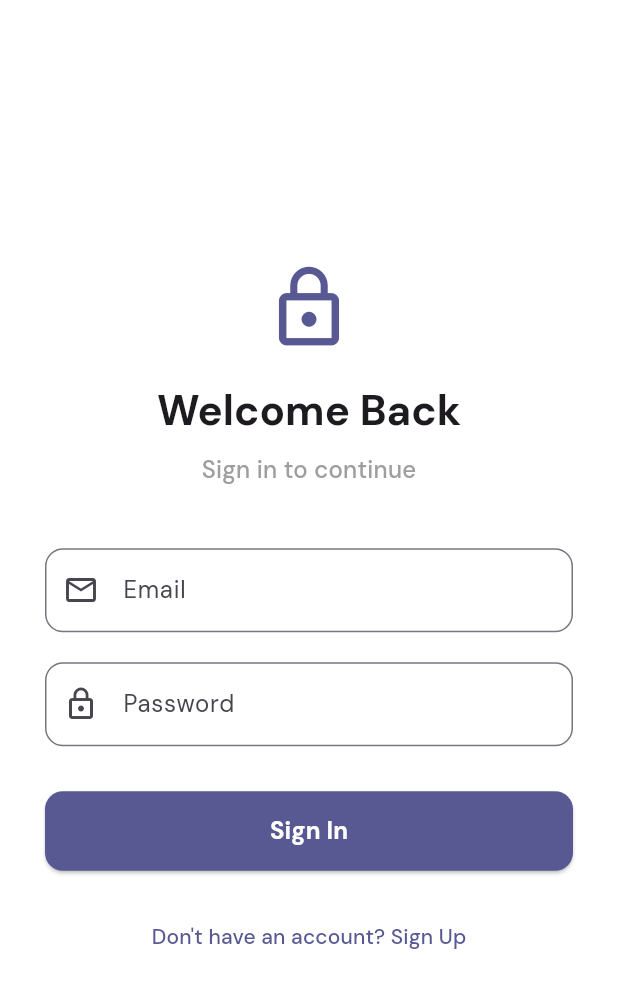
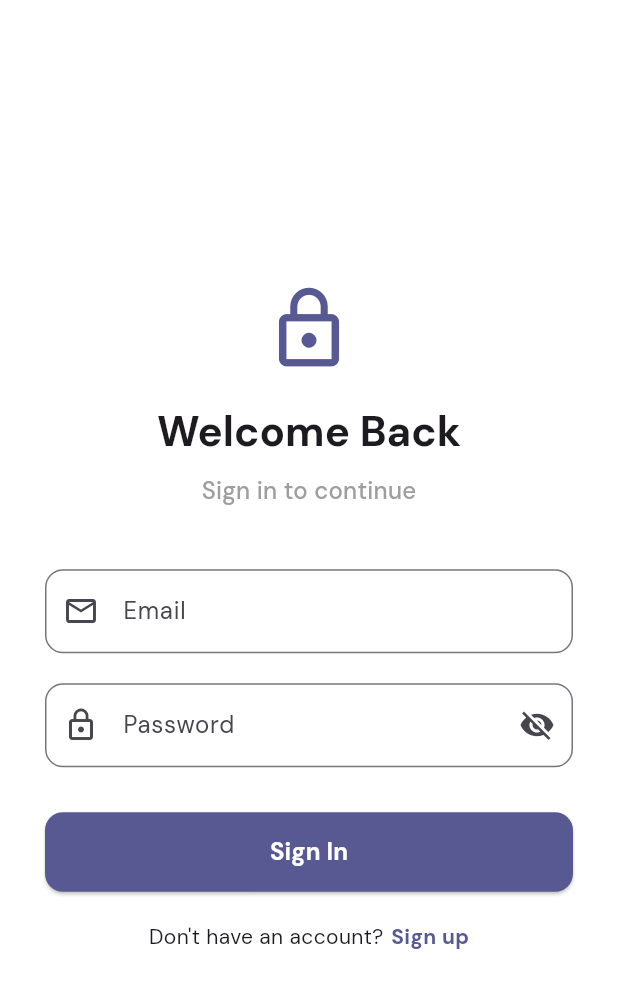
Before and after one commit to Reasondro/ImHEAR, a Flutter app: the screen it shows after launch, on a phone screen of 412 x 824 dp. Shown: the top 988 px of the screen. Run offline on Flutter 3.47's test engine with Material 3 defaults, Android fonts, the phone set to English and light mode, and no system bars; our stand-ins replace equatable, flutter_bloc, flutter_dotenv, geolocator, google_fonts, rxdart and 1 more; accounts and stored records are empty.

Commit message:
fixed auth "rerouting" and  auth bug fixes

```diff
--- a/lib/features/auth/data/supabase_auth_repository.dart
+++ b/lib/features/auth/data/supabase_auth_repository.dart
@@ -17,7 +17,7 @@ class SupabaseAuthRepository implements AuthRepository {
     } on AuthException catch (_) {
       rethrow;
     } catch (e) {
-      throw Exception("Sign in failed: $e");
+      throw Exception("Unknown error: $e");
     }
   }
 
@@ -41,7 +41,7 @@ class SupabaseAuthRepository implements AuthRepository {
     } on AuthException catch (_) {
       rethrow;
     } catch (e) {
-      throw Exception("Sign in failed: $e");
+      throw Exception("Unknown error: $e");
     }
   }
 
--- a/lib/features/auth/presentation/cubit/auth_cubit.dart
+++ b/lib/features/auth/presentation/cubit/auth_cubit.dart
@@ -6,7 +6,7 @@ import 'package:supabase_flutter/supabase_flutter.dart';
 
 part 'auth_state.dart';
 
-class AuthCubit extends Cubit<AuthState> {
+class AuthCubit extends Cubit<AuthStates> {
   final AuthRepository authRepository;
   AppUser? _currentUser;
 
--- a/lib/features/auth/presentation/cubit/auth_state.dart
+++ b/lib/features/auth/presentation/cubit/auth_state.dart
@@ -1,17 +1,17 @@
 part of 'auth_cubit.dart';
 
-sealed class AuthState extends Equatable {
-  const AuthState();
+final class AuthStates extends Equatable {
+  const AuthStates();
 
   @override
   List<Object> get props => [];
 }
 
-final class AuthInitial extends AuthState {}
+final class AuthInitial extends AuthStates {}
 
-final class AuthLoading extends AuthState {}
+final class AuthLoading extends AuthStates {}
 
-final class AuthAuthenticated extends AuthState {
+final class AuthAuthenticated extends AuthStates {
   final AppUser user;
 
   const AuthAuthenticated({required this.user});
@@ -20,14 +20,14 @@ final class AuthAuthenticated extends AuthState {
   List<Object> get props => [user];
 }
 
-final class AuthUnauthenticated extends AuthState {
+final class AuthUnauthenticated extends AuthStates {
   //? Optional: Add a message property if needed (e.g., after sign out)
   //? final String? message;
   //? const Unauthenticated({this.message});
   //? @override List<Object?> get props => [message];
 }
 
-final class AuthError extends AuthState {
+final class AuthError extends AuthStates {
   final String message;
 
   const AuthError({required this.message});
--- a/lib/features/auth/presentation/screens/auth_screen.dart
+++ b/lib/features/auth/presentation/screens/auth_screen.dart
@@ -1,6 +1,5 @@
 import 'package:flutter/material.dart';
 import 'package:flutter_bloc/flutter_bloc.dart';
-import 'package:komunika/core/extensions/snackbar_extension.dart';
 import 'package:komunika/features/auth/presentation/cubit/auth_cubit.dart';
 
 class AuthScreen extends StatefulWidget {
@@ -18,6 +17,7 @@ class _AuthScreenState extends State<AuthScreen> {
   final TextEditingController _passwordController = TextEditingController();
   bool _isSigningUp = false;
 
+  bool _obscurePassword = true;
   @override
   void dispose() {
     _emailController.dispose();
@@ -38,57 +38,19 @@ class _AuthScreenState extends State<AuthScreen> {
       } else {
         authCubit.signIn(email, password);
       }
-    }
+    } else {}
   }
 
   @override
   Widget build(BuildContext context) {
     final ThemeData theme = Theme.of(context);
-    final bool isDarkMode = theme.brightness == Brightness.dark;
 
     return Scaffold(
-      body: BlocListener<AuthCubit, AuthState>(
-        // Listen for errors or other non-UI-blocking states
-        listener: (context, state) {
-          if (state is AuthError) {
-            // ScaffoldMessenger.of(context)
-            //   ..hideCurrentSnackBar()
-            //   ..showSnackBar(
-            //     SnackBar(
-            //       content: Text(state.message),
-            //       backgroundColor: Colors.redAccent,
-            //     ),
-            //   );
-            context.customShowErrorSnackBar(state.message);
-          }
-          // Optional: Show message on successful signup needing confirmation
-          if (state is AuthUnauthenticated && _isSigningUp) {
-            // Check if the previous state was loading to infer signup attempt
-            final previousState =
-                context
-                    .read<AuthCubit>()
-                    .state; // Not ideal, better way needed if complex
-            // A better approach: Emit a specific state like AuthNeedsConfirmation from Cubit
-            // For now, a simple check:
-            // if (previousState is AuthLoading) { // Requires tracking previous state or specific signal
-
-            // ScaffoldMessenger.of(context)
-            //   ..hideCurrentSnackBar()
-            //   ..showSnackBar(
-            //     const SnackBar(
-            //       content: Text(
-            //         'Signup successful! Please check your email to confirm.',
-            //       ),
-            //       backgroundColor: Colors.green,
-            //     ),
-            //   );
-            context.customShowSnackBar(
-              "Signup successful! Please check your email to confirm.",
-            );
-            //}
-          }
-        },
-        child: Center(
+      resizeToAvoidBottomInset: false,
+      body:
+      // SafeArea(
+      // child:
+      Center(
         child: SingleChildScrollView(
           padding: const EdgeInsets.all(30.0),
           child: Form(
@@ -97,7 +59,7 @@ class _AuthScreenState extends State<AuthScreen> {
               mainAxisAlignment: MainAxisAlignment.center,
               crossAxisAlignment: CrossAxisAlignment.stretch,
               children: [
-                  // --- App Logo/Title (Optional) ---
+                //? --- app Logo/Title nanti ---
                 Icon(
                   Icons.lock_outline,
                   size: 60,
@@ -123,7 +85,7 @@ class _AuthScreenState extends State<AuthScreen> {
                 ),
                 const SizedBox(height: 40),
 
-                  // --- Email Field ---
+                //?--- email field ---
                 TextFormField(
                   controller: _emailController,
                   decoration: InputDecoration(
@@ -145,18 +107,30 @@ class _AuthScreenState extends State<AuthScreen> {
                 ),
                 const SizedBox(height: 20),
 
-                  // --- Password Field ---
+                //? --- password  field ---
                 TextFormField(
                   controller: _passwordController,
                   decoration: InputDecoration(
                     labelText: 'Password',
                     prefixIcon: const Icon(Icons.lock_outline),
+                    suffixIcon: IconButton(
+                      onPressed: () {
+                        setState(() {
+                          _obscurePassword = !_obscurePassword;
+                        });
+                      },
+                      icon: Icon(
+                        _obscurePassword
+                            ? Icons.visibility_off
+                            : Icons.visibility,
+                      ),
+                    ),
                     border: OutlineInputBorder(
                       borderRadius: BorderRadius.circular(12),
                     ),
-                      // TODO: Add suffix icon to toggle password visibility
                   ),
-                    obscureText: true,
+                  obscureText: _obscurePassword,
+
                   validator: (value) {
                     if (value == null || value.isEmpty || value.length < 6) {
                       return 'Password must be at least 6 characters';
@@ -166,8 +140,8 @@ class _AuthScreenState extends State<AuthScreen> {
                 ),
                 const SizedBox(height: 30),
 
-                  // --- Submit Button ---
-                  BlocBuilder<AuthCubit, AuthState>(
+                // ?--- submit Button ---
+                BlocBuilder<AuthCubit, AuthStates>(
                   builder: (context, state) {
                     if (state is AuthLoading) {
                       return const Center(child: CircularProgressIndicator());
@@ -194,31 +168,43 @@ class _AuthScreenState extends State<AuthScreen> {
                 ),
                 const SizedBox(height: 20),
 
-                  // --- Toggle Button ---
-                  TextButton(
-                    onPressed: () {
+                Row(
+                  mainAxisAlignment: MainAxisAlignment.center,
+                  spacing: 5,
+                  children: [
+                    Text(
+                      _isSigningUp
+                          ? 'Already have an account?'
+                          : 'Don\'t have an account?',
+                      style: TextStyle(color: theme.colorScheme.onSurface),
+                    ),
+                    //? --- change auth type button ---
+                    GestureDetector(
+                      onTap: () {
                         setState(() {
                           _isSigningUp = !_isSigningUp;
-                        // Optionally clear fields or errors when toggling
                           _formKey.currentState
                               ?.reset(); // Reset validation state
-                        // context.read<AuthCubit>().emit(AuthInitial()); // Reset error state if desired
                         });
                       },
                       child: Text(
-                      _isSigningUp
-                          ? 'Already have an account? Sign In'
-                          : 'Don\'t have an account? Sign Up',
-                      style: TextStyle(color: theme.colorScheme.primary),
+                        _isSigningUp ? 'Sign In' : 'Sign up',
+                        style: TextStyle(
+                          color: theme.colorScheme.primary,
+                          fontWeight: FontWeight.bold,
                         ),
                       ),
-                  // Optional: Add "Forgot Password?" button later
+                    ),
+
+                    //? todo  "Forgot Password?" button later
+                  ],
+                ),
               ],
             ),
           ),
         ),
       ),
-      ),
+      // ),
     );
   }
 }
--- a/lib/main.dart
+++ b/lib/main.dart
@@ -2,14 +2,13 @@ import 'package:flutter/material.dart';
 import 'package:flutter_dotenv/flutter_dotenv.dart';
 import 'package:komunika/app/themes/light_mode.dart';
 import 'package:komunika/features/auth/data/supabase_auth_repository.dart';
-import 'package:komunika/features/auth/domain/repositories/auth_repository.dart';
 import 'package:komunika/features/auth/presentation/cubit/auth_cubit.dart';
 import 'package:komunika/features/auth/presentation/screens/auth_screen.dart';
 import 'package:komunika/features/deaf_user_dashboard/presentation/screens/deaf_user_dashboard_screen.dart';
 import 'package:flutter_bloc/flutter_bloc.dart';
 import 'package:komunika/features/user_location/presentation/cubit/user_location_cubit.dart';
 import 'package:supabase_flutter/supabase_flutter.dart';
-// import 'package:flutter_native_splash/flutter_native_splash.dart';
+import 'package:komunika/core/extensions/snackbar_extension.dart';
 
 void main() async {
   WidgetsBinding widgetsBinding = WidgetsFlutterBinding.ensureInitialized();
@@ -22,49 +21,55 @@ void main() async {
   runApp(MyApp());
 }
 
-// class MyApp extends StatelessWidget {
-//   const MyApp({super.key});
+class MyApp extends StatelessWidget {
+  MyApp({super.key});
 
-//   @override
-//   Widget build(BuildContext context) {
-//     return MaterialApp(
-//       title: 'Kotaba',
-//       debugShowCheckedModeBanner: false,
-//       theme: kotabaTheme,
-//       // home: const DeafUserDashboardScreen(title: 'Kotaba Home Page'),
-//       home: const Placeholder(),
-//     );
-//   }
-// }
+  final SupabaseAuthRepository authRepository = SupabaseAuthRepository();
 
-class MyApp extends StatelessWidget {
-  const MyApp({super.key});
   @override
   Widget build(BuildContext context) {
     return MultiBlocProvider(
-      // Use MultiBlocProvider if you have more Blocs/Cubits
       providers: [
         BlocProvider<UserLocationCubit>(
           create:
-              (context) => UserLocationCubit(
-                //? Optional: Customize accuracy, distanceFilter, debounceDuration here
-                //? accuracy: LocationAccuracy.best,
-                //? debounceDuration: const Duration(seconds: 2),
+              (_) => UserLocationCubit(
+                //* optional: customize accuracy, distanceFilter, debounceDuration
+                //* accuracy: LocationAccuracy.best,
+                //* debounceDuration: const Duration(seconds: 2),
               ),
-
-          //? lazy: false, // Set to false if  want to create immediately
         ),
         BlocProvider<AuthCubit>(
-          create:
-              (context) => AuthCubit(authRepository: SupabaseAuthRepository()),
+          create: (_) => AuthCubit(authRepository: authRepository)..checkAuth(),
         ),
       ],
       child: MaterialApp(
         title: 'Kotaba',
         debugShowCheckedModeBanner: false,
         theme: kotabaLightTheme,
-        // home: DeafUserDashboardView(),
-        home: AuthScreen(),
+        home: BlocConsumer<AuthCubit, AuthStates>(
+          builder: (_, authState) {
+            print(authState);
+            //? unauthenticated
+            if (authState is AuthUnauthenticated || authState is AuthLoading) {
+              return const AuthScreen();
+            }
+            //? authenticated
+            else if (authState is AuthAuthenticated) {
+              return DeafUserDashboardScreen();
+            } else
+            // ? unknown stuffs/errors
+            {
+              return const Scaffold(
+                body: Center(child: CircularProgressIndicator()),
+              );
+            }
+          },
+          listener: (ctx, state) {
+            if (state is AuthError) {
+              ctx.customShowErrorSnackBar(state.message);
+            }
+          },
+        ),
       ),
     );
   }
```
Also changed, not shown: lib/core/extensions/snackbar_extension.dart (+16 -2 lines), lib/features/deaf_user_dashboard/presentation/screens/deaf_user_dashboard_screen.dart (+9 -9 lines), lib/features/user_location/presentation/cubit/user_location_cubit.dart (+13 -14 lines). Lines whose indentation alone changed are shown as unchanged.
